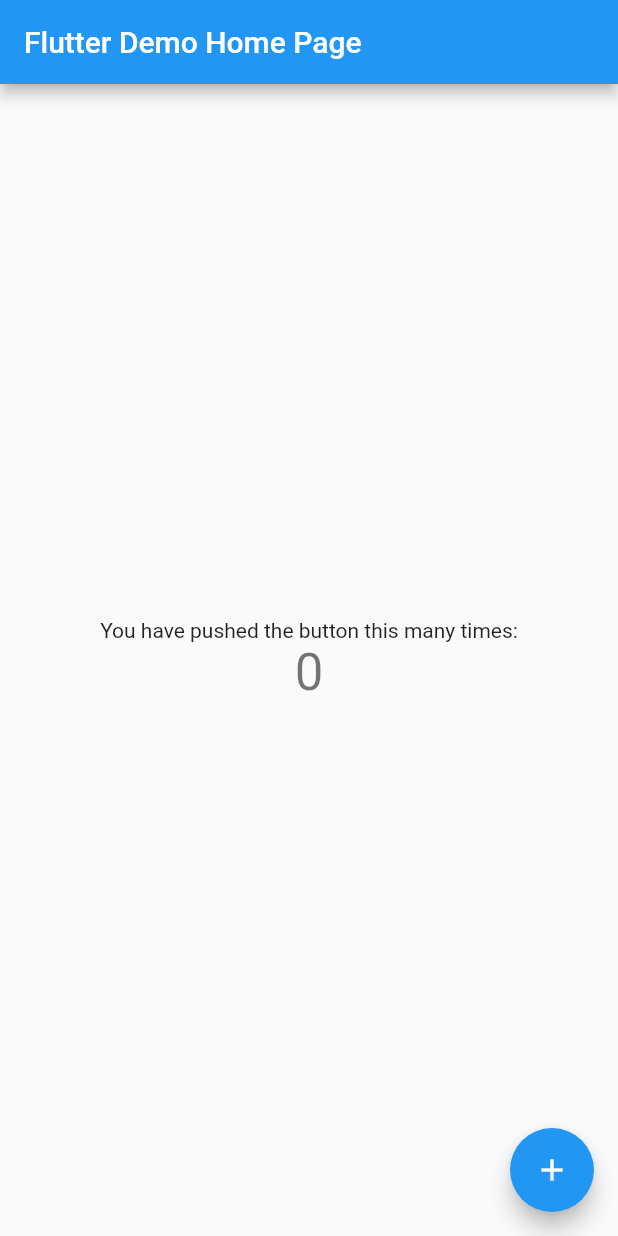
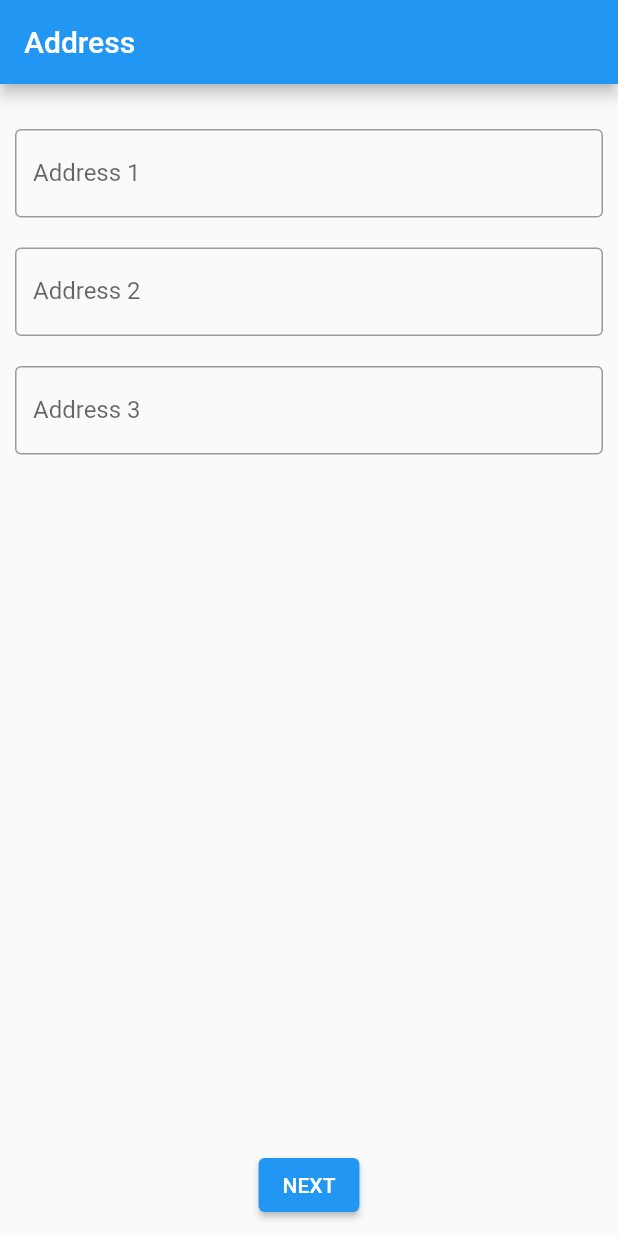
Before and after one commit to ash-100/distress_app, a Flutter app: the screen it shows after launch, on a phone screen of 412 x 824 dp. Run offline on Flutter 3.47's test engine with Material 2 defaults, Android fonts, the phone set to English and light mode, and no system bars.

Commit message:
Address and emergency contact page.

```diff
--- /dev/null
+++ b/lib/address.dart
@@ -0,0 +1,61 @@
+import 'package:distress_app/contact.dart';
+import 'package:flutter/cupertino.dart';
+import 'package:flutter/material.dart';
+
+class Address extends StatelessWidget{
+
+  @override
+  Widget build(BuildContext context) {
+    return  Scaffold(
+        appBar: AppBar(
+          title: Text('Address'),
+        ),
+        body: Container(
+          //height: MediaQuery.of(context).size.height,
+          padding: EdgeInsets.all(10),
+          child: Column(
+            children: [
+              SizedBox(
+                height: 20,),
+              TextField(
+                decoration: InputDecoration(
+                  labelText: 'Address 1',
+                  hintText: 'Enter Address',
+                  border: OutlineInputBorder(),
+                ),
+              ),
+              SizedBox(
+                height: 20,),
+              TextField(
+                decoration: InputDecoration(
+                    labelText: 'Address 2',
+                    hintText: 'Enter Address',
+                    border: OutlineInputBorder()
+                ),
+              ),
+              SizedBox(
+                height: 20,),
+              TextField(
+                decoration: InputDecoration(
+                    labelText: 'Address 3',
+                    hintText: 'Enter Address',
+                    border: OutlineInputBorder()
+                ),
+              ),
+              Expanded(
+                  child: Align(
+                    alignment: FractionalOffset.bottomCenter,
+                    child: ElevatedButton(
+                      onPressed: (){
+                        Navigator.push(context, MaterialPageRoute(builder: (context) => EmergencyContact()));
+                      },
+                      child: Text('NEXT'),
+                    ),
+                  ),
+              ),
+            ],
+          ),
+        ),
+    );
+  }
+}
--- a/lib/main.dart
+++ b/lib/main.dart
@@ -1,115 +1,15 @@
 import 'package:flutter/material.dart';
+import 'address.dart';
 
-void main() {
-  runApp(const MyApp());
-}
+void main() => runApp(MyApp());
 
-class MyApp extends StatelessWidget {
-  const MyApp({Key? key}) : super(key: key);
+class MyApp extends StatelessWidget{
 
-  // This widget is the root of your application.
   @override
   Widget build(BuildContext context) {
     return MaterialApp(
-      title: 'Flutter Demo',
-      theme: ThemeData(
-        // This is the theme of your application.
-        //
-        // Try running your application with "flutter run". You'll see the
-        // application has a blue toolbar. Then, without quitting the app, try
-        // changing the primarySwatch below to Colors.green and then invoke
-        // "hot reload" (press "r" in the console where you ran "flutter run",
-        // or simply save your changes to "hot reload" in a Flutter IDE).
-        // Notice that the counter didn't reset back to zero; the application
-        // is not restarted.
-        primarySwatch: Colors.blue,
-      ),
-      home: const MyHomePage(title: 'Flutter Demo Home Page'),
+      title: 'This is the login page',
+      home: Address(),
     );
   }
 }
-
-class MyHomePage extends StatefulWidget {
-  const MyHomePage({Key? key, required this.title}) : super(key: key);
-
-  // This widget is the home page of your application. It is stateful, meaning
-  // that it has a State object (defined below) that contains fields that affect
-  // how it looks.
-
-  // This class is the configuration for the state. It holds the values (in this
-  // case the title) provided by the parent (in this case the App widget) and
-  // used by the build method of the State. Fields in a Widget subclass are
-  // always marked "final".
-
-  final String title;
-
-  @override
-  State<MyHomePage> createState() => _MyHomePageState();
-}
-
-class _MyHomePageState extends State<MyHomePage> {
-  int _counter = 0;
-
-  void _incrementCounter() {
-    setState(() {
-      // This call to setState tells the Flutter framework that something has
-      // changed in this State, which causes it to rerun the build method below
-      // so that the display can reflect the updated values. If we changed
-      // _counter without calling setState(), then the build method would not be
-      // called again, and so nothing would appear to happen.
-      _counter++;
-    });
-  }
-
-  @override
-  Widget build(BuildContext context) {
-    // This method is rerun every time setState is called, for instance as done
-    // by the _incrementCounter method above.
-    //
-    // The Flutter framework has been optimized to make rerunning build methods
-    // fast, so that you can just rebuild anything that needs updating rather
-    // than having to individually change instances of widgets.
-    return Scaffold(
-      appBar: AppBar(
-        // Here we take the value from the MyHomePage object that was created by
-        // the App.build method, and use it to set our appbar title.
-        title: Text(widget.title),
-      ),
-      body: Center(
-        // Center is a layout widget. It takes a single child and positions it
-        // in the middle of the parent.
-        child: Column(
-          // Column is also a layout widget. It takes a list of children and
-          // arranges them vertically. By default, it sizes itself to fit its
-          // children horizontally, and tries to be as tall as its parent.
-          //
-          // Invoke "debug painting" (press "p" in the console, choose the
-          // "Toggle Debug Paint" action from the Flutter Inspector in Android
-          // Studio, or the "Toggle Debug Paint" command in Visual Studio Code)
-          // to see the wireframe for each widget.
-          //
-          // Column has various properties to control how it sizes itself and
-          // how it positions its children. Here we use mainAxisAlignment to
-          // center the children vertically; the main axis here is the vertical
-          // axis because Columns are vertical (the cross axis would be
-          // horizontal).
-          mainAxisAlignment: MainAxisAlignment.center,
-          children: <Widget>[
-            const Text(
-              'You have pushed the button this many times:',
-            ),
-            Text(
-              '$_counter',
-              style: Theme.of(context).textTheme.headline4,
-            ),
-          ],
-        ),
-      ),
-      floatingActionButton: FloatingActionButton(
-        onPressed: _incrementCounter,
-        tooltip: 'Increment',
-        child: const Icon(Icons.add),
-      ), // This trailing comma makes auto-formatting nicer for build methods.
-    );
-  }
-}
--- /dev/null
+++ b/lib/next.dart
@@ -0,0 +1,13 @@
+import 'package:flutter/material.dart';
+
+class Next extends StatelessWidget{
+  @override
+  Widget build(BuildContext context) {
+    return Scaffold(
+      appBar: AppBar(
+        title: Text('Next Page'),
+      ),
+      body: Text('This is just in place to make the button functionable'),
+    );
+  }
+}
```
Also changed, not shown: lib/contact.dart (added, +81 -0 lines).
